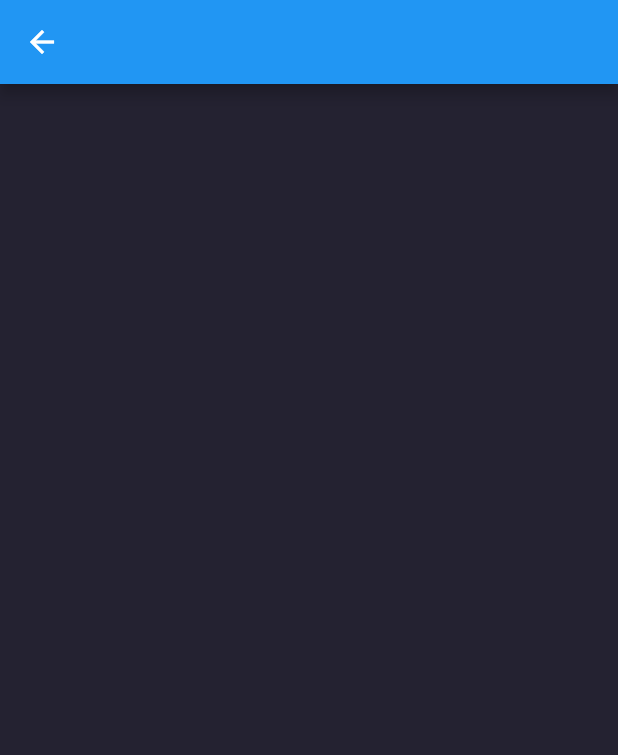
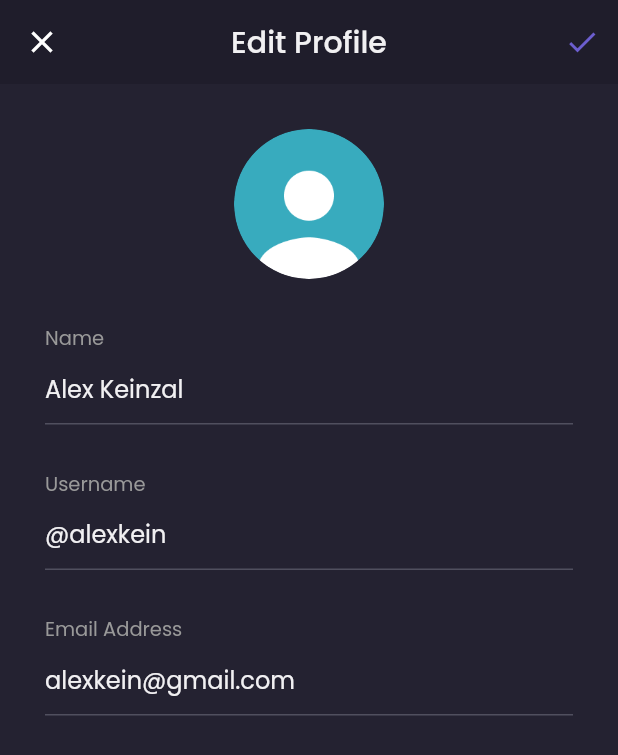
Before and after one commit to madezainul/flutter-shamo, a Flutter app: the EditProfilePage screen opened by its route, on a phone screen of 412 x 824 dp. Shown: the top 755 px of the screen. Run offline on Flutter 3.47's test engine with Material 2 defaults, Android fonts, the phone set to English and light mode, and no system bars; our stand-ins replace google_fonts.

Commit message:
Finishing Profile

```diff
--- a/lib/pages/home/edit_profile_page.dart
+++ b/lib/pages/home/edit_profile_page.dart
@@ -6,22 +6,166 @@ class EditProfilePage extends StatelessWidget {
 
   @override
   Widget build(BuildContext context) {
-    Widget header() {
+    header() {
       return AppBar(
+        backgroundColor: backgroundColor1,
+        elevation: 0,
+        centerTitle: true,
+        title: Text(
+          'Edit Profile',
+          style: primaryTextStyle,
+        ),
         leading: IconButton(
           icon: Icon(Icons.close),
-          onPressed: () {},
+          onPressed: () {
+            Navigator.pop(context);
+          },
+        ),
+        actions: [
+          IconButton(
+            icon: Icon(
+              Icons.check,
+              color: primaryColor,
+            ),
+            onPressed: () {},
+          )
+        ],
+      );
+    }
+
+    Widget nameInput() {
+      return Container(
+        margin: EdgeInsets.only(
+          top: 30,
+        ),
+        child: Column(
+          crossAxisAlignment: CrossAxisAlignment.start,
+          children: [
+            Text(
+              'Name',
+              style: secondaryTextStyle.copyWith(
+                fontSize: 13,
+              ),
+            ),
+            TextFormField(
+              style: primaryTextStyle,
+              decoration: InputDecoration(
+                hintText: 'Alex Keinzal',
+                hintStyle: primaryTextStyle,
+                enabledBorder: UnderlineInputBorder(
+                  borderSide: BorderSide(
+                    color: subtitleColor,
+                  ),
+                ),
+              ),
+            ),
+          ],
+        ),
+      );
+    }
+
+    Widget usernameInput() {
+      return Container(
+        margin: EdgeInsets.only(top: 30),
+        child: Column(
+          crossAxisAlignment: CrossAxisAlignment.start,
+          children: [
+            Text(
+              'Username',
+              style: secondaryTextStyle.copyWith(
+                fontSize: 13,
+              ),
+            ),
+            TextFormField(
+              style: primaryTextStyle,
+              decoration: InputDecoration(
+                hintText: '@alexkein',
+                hintStyle: primaryTextStyle,
+                enabledBorder: UnderlineInputBorder(
+                  borderSide: BorderSide(
+                    color: subtitleColor,
+                  ),
+                ),
+              ),
+            ),
+          ],
+        ),
+      );
+    }
+
+    Widget email() {
+      return Container(
+        margin: EdgeInsets.only(top: 30),
+        child: Column(
+          crossAxisAlignment: CrossAxisAlignment.start,
+          children: [
+            Text(
+              'Email Address',
+              style: secondaryTextStyle.copyWith(
+                fontSize: 13,
+              ),
+            ),
+            TextFormField(
+              style: primaryTextStyle,
+              decoration: InputDecoration(
+                hintText: 'alexkein@gmail.com',
+                hintStyle: primaryTextStyle,
+                enabledBorder: UnderlineInputBorder(
+                  borderSide: BorderSide(
+                    color: subtitleColor,
+                  ),
+                ),
+              ),
+            ),
+          ],
         ),
       );
     }
 
     Widget content() {
-      return Container();
+      return Container(
+        color: backgroundColor3,
+        width: double.infinity,
+        padding: EdgeInsets.symmetric(
+          horizontal: defaultMargin,
+        ),
+        child: Column(
+          crossAxisAlignment: CrossAxisAlignment.center,
+          children: [
+            Container(
+              margin: EdgeInsets.only(
+                top: defaultMargin,
+              ),
+              width: 100,
+              height: 100,
+              decoration: BoxDecoration(
+                shape: BoxShape.circle,
+                image: DecorationImage(
+                  image: AssetImage(
+                    'assets/image_profile.png',
+                  ),
+                ),
+              ),
+            ),
+            nameInput(),
+            usernameInput(),
+            email(),
+          ],
+        ),
+      );
     }
 
+    // return Column(
+    //   children: [
+    //     header(),
+    //     content(),
+    //   ],
+    // );
     return Scaffold(
       backgroundColor: backgroundColor3,
-      appBar: AppBar(),
+      appBar: header(),
+      body: content(),
+      resizeToAvoidBottomInset: false,
     );
   }
 }
--- a/lib/pages/home/main_page.dart
+++ b/lib/pages/home/main_page.dart
@@ -125,7 +125,7 @@ class _MainPageState extends State<MainPage> {
     }
 
     return Scaffold(
-      backgroundColor: backgroundColor1,
+      backgroundColor: currentIndex == 0 ? backgroundColor1 : backgroundColor3,
       floatingActionButton: cartButton(),
       floatingActionButtonLocation: FloatingActionButtonLocation.centerDocked,
       bottomNavigationBar: customBottomNav(),
```
